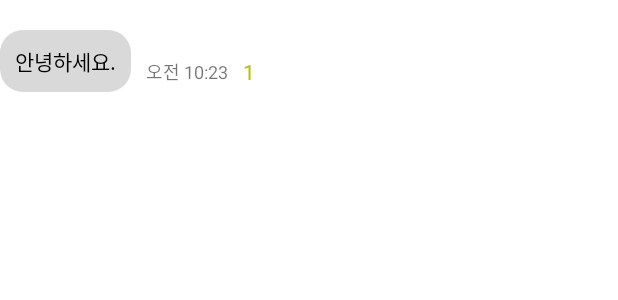
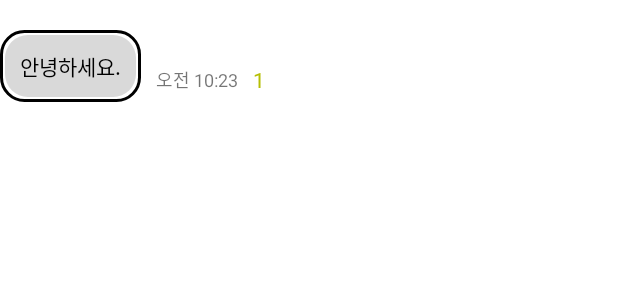
Before and after one commit to MingyuKwon/SeoulFesMapFront, an Android app: the layout opponentchatbox.xml on its own in the app's theme, with its tools: preview values and no code run, on a phone screen of 412 x 824 dp. Shown: the top 300 px of the screen. Run offline under Robolectric (Android 15) with nearby library versions, the phone set to English and light mode, and no system bars.

Commit message:
상대 채팅에 코너 씌우기 성공

```diff
--- a/app/src/main/java/com/example/seoulfesmap/RecyclerView/RecyclerMessagesAdapter.kt
+++ b/app/src/main/java/com/example/seoulfesmap/RecyclerView/RecyclerMessagesAdapter.kt
@@ -2,6 +2,7 @@ package com.example.seoulfesmap.RecyclerView
 
 import android.content.Context
 import android.graphics.Color
+import android.graphics.drawable.GradientDrawable
 import android.util.Log
 import android.view.LayoutInflater
 import android.view.View
@@ -92,6 +93,15 @@ class RecyclerMessagesAdapter(
         var txtMessage = itemView.txtMessage
         var txtDate = itemView.txtDate
         var IDShow = itemView.opponentID
+        var box = itemView.box
+
+        fun changeViewBorderColor(view: View, newColor: Int) {
+            val background = view.background
+            if (background is GradientDrawable) {
+                background.setStroke(5, newColor) // borderWidth는 테두리의 두께입니다.
+            }
+        }
+
 
         fun setMessageColor(string : String) : Int
         {
@@ -115,6 +125,7 @@ class RecyclerMessagesAdapter(
 
             val color = setMessageColor(message.senderUid)
             IDShow.setTextColor(color)
+            changeViewBorderColor(box, color)
 
             setShown(position)             //해당 메시지 확인하여 서버로 전송
         }
--- /dev/null
+++ b/app/src/main/res/drawable/opponentcorner.xml
@@ -0,0 +1,9 @@
+<?xml version="1.0" encoding="utf-8"?>
+<shape xmlns:android="http://schemas.android.com/apk/res/android">
+    <corners android:radius="15dp"/>
+    <stroke
+        android:width="2sp"
+        android:color="@color/black"
+        />
+
+</shape>
--- a/app/src/main/res/layout/opponentchatbox.xml
+++ b/app/src/main/res/layout/opponentchatbox.xml
@@ -8,11 +8,24 @@
     android:layout_marginTop="20dp"
     android:layout_marginBottom="20dp">
 
+    <LinearLayout
+        android:id="@+id/box"
+        android:layout_width="wrap_content"
+        android:layout_height="wrap_content"
+        android:gravity="start|center_vertical"
+        android:linksClickable="true"
+        android:padding="3dp"
+        android:textColor="@color/black"
+        android:background="@drawable/opponentcorner"
+        app:layout_constraintBottom_toBottomOf="parent"
+        app:layout_constraintStart_toStartOf="parent"
+        app:layout_constraintTop_toTopOf="parent"
+        >
+
         <TextView
             android:id="@+id/txt_message"
             android:layout_width="wrap_content"
             android:layout_height="wrap_content"
-        android:autoLink="web"
             android:background="@drawable/opponentchatboxstyle"
             android:gravity="start|center_vertical"
             android:linksClickable="true"
@@ -23,6 +36,11 @@
             app:layout_constraintStart_toStartOf="parent"
             app:layout_constraintTop_toTopOf="parent" />
 
+
+    </LinearLayout>
+
+
+
     <TextView
         android:id="@+id/txt_date"
         android:layout_width="wrap_content"
@@ -31,9 +49,9 @@
         android:layout_marginLeft="10dp"
         android:text="오전 10:23"
         android:textSize="12dp"
-        app:layout_constraintBottom_toBottomOf="@+id/txt_message"
-        app:layout_constraintStart_toEndOf="@+id/txt_message"
-        app:layout_constraintTop_toTopOf="@+id/txt_message"
+        app:layout_constraintBottom_toBottomOf="@+id/box"
+        app:layout_constraintStart_toEndOf="@+id/box"
+        app:layout_constraintTop_toTopOf="@+id/box"
         app:layout_constraintVertical_bias="0.8" />
 
     <TextView
```
Lines whose indentation alone changed are shown as unchanged.
